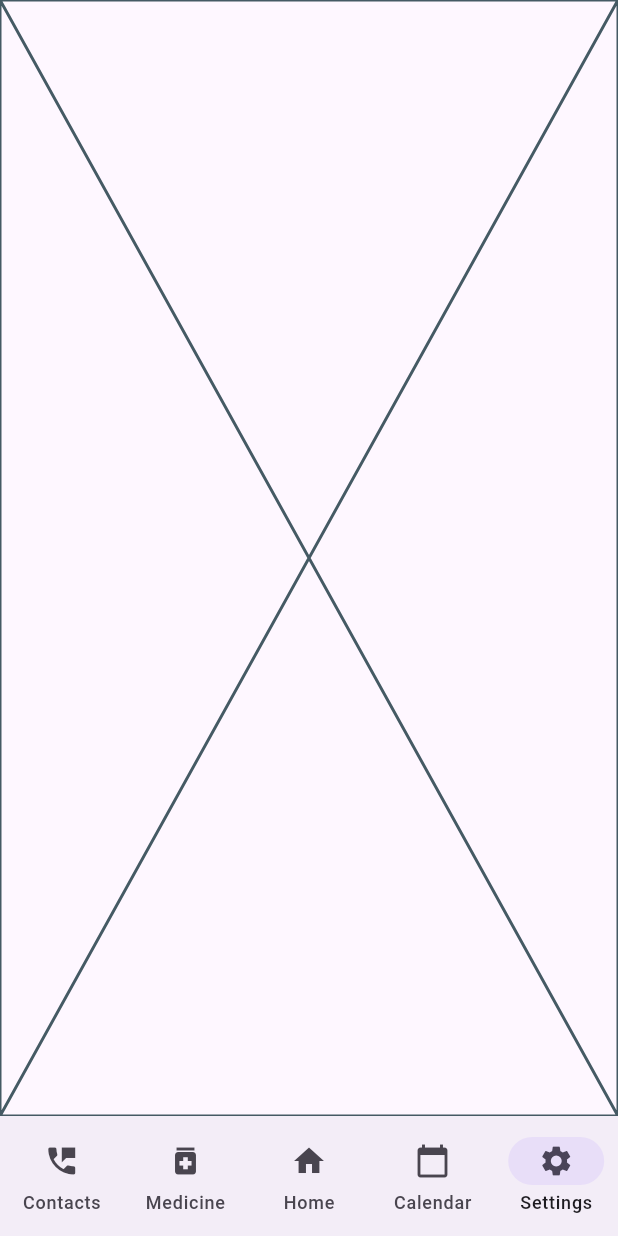
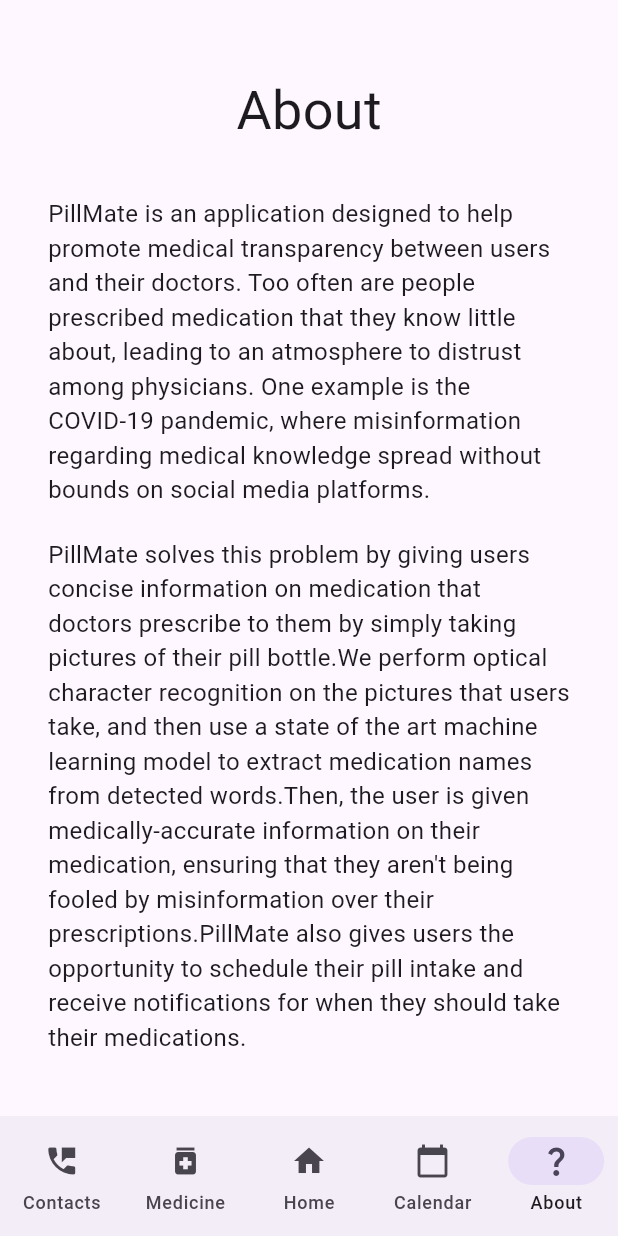
Before and after one commit to pdsTSA/software_2024_client, a Flutter app: the screen it shows after launch, item 5 of the bottom bar chosen, on a phone screen of 412 x 824 dp. Run offline on Flutter 3.47's test engine with Material 3 defaults, Android fonts, the phone set to English and light mode, and no system bars; our stand-ins replace camera, flutter_local_notifications, table_calendar, weekday_selector; missing offline and left inert: workmanager.

Commit message:
Add about page instead of settings

```diff
--- a/lib/data/config/globals.dart
+++ b/lib/data/config/globals.dart
@@ -1,6 +1,8 @@
 import 'package:json_annotation/json_annotation.dart';
 
 part 'globals.g.dart';
+
+const APP_NAME = "PillMate";
 
 //TODO: find other stuff to put in here
 @JsonSerializable()
--- a/lib/routes/locations/root.dart
+++ b/lib/routes/locations/root.dart
@@ -1,10 +1,10 @@
 import 'package:camera/camera.dart';
 import 'package:flutter/material.dart';
+import 'package:tsa_software_2024/routes/tabs/root_tabs/about.dart';
 import 'package:tsa_software_2024/routes/tabs/root_tabs/calendar.dart';
 import 'package:tsa_software_2024/routes/tabs/root_tabs/contact.dart';
 import 'package:tsa_software_2024/routes/tabs/root_tabs/home.dart';
 import 'package:tsa_software_2024/routes/tabs/root_tabs/medicine.dart';
-import 'package:tsa_software_2024/routes/tabs/root_tabs/settings.dart';
 
 class RootRoute extends StatefulWidget {
   final RouteObserver<ModalRoute> routeObserver;
@@ -55,8 +55,8 @@
                 label: 'Calendar',
               ),
               NavigationDestination(
-                  icon: Icon(Icons.settings),
-                  label: "Settings"
+                  icon: Icon(Icons.question_mark),
+                  label: "About"
               )
             ],
           ),
@@ -67,7 +67,7 @@
               (currentIndex == 1) ? MedicineView(routeObserver: widget.routeObserver) : Container(),
               (currentIndex == 2) ? HomeView(camera: widget.cameras.first) : Container(),
               (currentIndex == 3) ? CalendarView() : Container(),
-              (currentIndex == 4) ? SettingsView() : Container(),
+              (currentIndex == 4) ? AboutView() : Container(),
             ],
           ),
         )
--- /dev/null
+++ b/lib/routes/tabs/root_tabs/about.dart
@@ -0,0 +1,37 @@
+import 'package:flutter/material.dart';
+import 'package:tsa_software_2024/data/config/globals.dart';
+
+class AboutView extends StatelessWidget {
+  const AboutView({super.key});
+
+  @override
+  Widget build(BuildContext context) {
+    return const Scaffold(
+      body: Column(
+        children: [
+          Padding(
+            padding: EdgeInsets.only(top: 48),
+            child: Text("About", style: TextStyle(fontSize: 36),),
+          ),
+          Padding(
+            padding: EdgeInsets.all(32),
+            child: Column(
+              children: [
+                Text("$APP_NAME is an application designed to help promote medical transparency between users and their doctors. "
+                    "Too often are people prescribed medication that they know little about, leading to an atmosphere to distrust among physicians. "
+                    "One example is the COVID-19 pandemic, where misinformation regarding medical knowledge spread without bounds on social media platforms.",
+                style: TextStyle(fontSize: 16),),
+                SizedBox(height: 20,),
+                Text("$APP_NAME solves this problem by giving users concise information on medication that doctors prescribe to them by simply taking pictures of their pill bottle."
+                    "We perform optical character recognition on the pictures that users take, and then use a state of the art machine learning model to extract medication names from detected words."
+                    "Then, the user is given medically-accurate information on their medication, ensuring that they aren't being fooled by misinformation over their prescriptions."
+                    "$APP_NAME also gives users the opportunity to schedule their pill intake and receive notifications for when they should take their medications.",
+                  style: TextStyle(fontSize: 16),)
+              ],
+            ),
+          ),
+        ],
+      ),
+    );
+  }
+}
--- a/lib/routes/tabs/root_tabs/settings.dart
+++ /dev/null
@@ -1,10 +0,0 @@
-import 'package:flutter/material.dart';
-
-class SettingsView extends StatelessWidget {
-  const SettingsView({super.key});
-
-  @override
-  Widget build(BuildContext context) {
-    return const Placeholder();
-  }
-}
```
